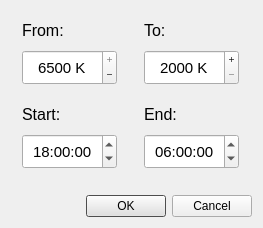
Before: the Qt Designer form src/tempscheduler.ui in ArtrixTech/DynaGammy, drawn with Qt 5.
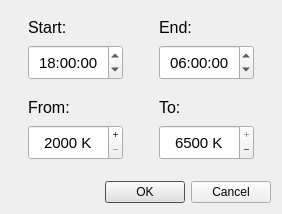
After: the same form once the commit is applied. Icons and pictures are not drawn.

Commit message: Adjust inputs position

```diff
--- a/src/tempscheduler.ui
+++ b/src/tempscheduler.ui
@@ -6,8 +6,8 @@
    <rect>
     <x>0</x>
     <y>0</y>
-    <width>263</width>
-    <height>228</height>
+    <width>282</width>
+    <height>214</height>
    </rect>
   </property>
   <property name="sizePolicy">
@@ -27,7 +27,7 @@
    <string notr="true"/>
   </property>
   <layout class="QGridLayout" name="gridLayout">
-   <item row="3" column="0" colspan="2">
+   <item row="4" column="0" colspan="3">
     <widget class="QDialogButtonBox" name="buttonBox">
      <property name="font">
       <font>
@@ -50,99 +50,34 @@
      </property>
     </widget>
    </item>
-   <item row="0" column="0" rowspan="2" colspan="2">
+   <item row="3" column="1">
     <layout class="QHBoxLayout" name="horizontalLayout">
      <property name="leftMargin">
-      <number>10</number>
+      <number>5</number>
      </property>
      <property name="topMargin">
-      <number>5</number>
-     </property>
-     <property name="rightMargin">
-      <number>10</number>
-     </property>
-     <property name="bottomMargin">
-      <number>5</number>
-     </property>
-     <item>
-      <layout class="QVBoxLayout" name="verticalLayout_2">
-       <property name="leftMargin">
         <number>0</number>
        </property>
-       <item>
-        <widget class="QLabel" name="label_3">
-         <property name="font">
-          <font>
-           <pointsize>12</pointsize>
-          </font>
-         </property>
-         <property name="text">
-          <string>From:</string>
-         </property>
-        </widget>
-       </item>
+     <property name="rightMargin">
+      <number>5</number>
+     </property>
+     <property name="bottomMargin">
+      <number>10</number>
+     </property>
        <item>
-        <widget class="QSpinBox" name="tempStartBox">
-         <property name="sizePolicy">
-          <sizepolicy hsizetype="Fixed" vsizetype="Fixed">
-           <horstretch>0</horstretch>
-           <verstretch>0</verstretch>
-          </sizepolicy>
-         </property>
-         <property name="minimumSize">
-          <size>
-           <width>95</width>
-           <height>35</height>
-          </size>
-         </property>
-         <property name="font">
-          <font>
-           <pointsize>11</pointsize>
-          </font>
-         </property>
-         <property name="styleSheet">
-          <string notr="true">selection-background-color:rgb(10, 120, 240);
-selection-color:white;</string>
-         </property>
-         <property name="alignment">
-          <set>Qt::AlignCenter</set>
-         </property>
-         <property name="buttonSymbols">
-          <enum>QAbstractSpinBox::PlusMinus</enum>
-         </property>
-         <property name="suffix">
-          <string> K</string>
-         </property>
-         <property name="minimum">
-          <number>2000</number>
-         </property>
-         <property name="maximum">
-          <number>6500</number>
-         </property>
-         <property name="singleStep">
-          <number>100</number>
-         </property>
-         <property name="value">
-          <number>6500</number>
-         </property>
-        </widget>
-       </item>
-       <item>
-        <spacer name="verticalSpacer_2">
-         <property name="orientation">
-          <enum>Qt::Vertical</enum>
-         </property>
-         <property name="sizeType">
-          <enum>QSizePolicy::Fixed</enum>
-         </property>
-         <property name="sizeHint" stdset="0">
-          <size>
-           <width>20</width>
-           <height>10</height>
-          </size>
-         </property>
-        </spacer>
-       </item>
+      <layout class="QVBoxLayout" name="verticalLayout_2">
+       <property name="leftMargin">
+        <number>5</number>
+       </property>
+       <property name="topMargin">
+        <number>5</number>
+       </property>
+       <property name="rightMargin">
+        <number>5</number>
+       </property>
+       <property name="bottomMargin">
+        <number>5</number>
+       </property>
        <item>
         <widget class="QLabel" name="label">
          <property name="font">
@@ -194,35 +129,31 @@
          </property>
         </widget>
        </item>
-      </layout>
-     </item>
      <item>
-      <spacer name="horizontalSpacer">
+        <spacer name="verticalSpacer_2">
        <property name="orientation">
-        <enum>Qt::Horizontal</enum>
+          <enum>Qt::Vertical</enum>
        </property>
        <property name="sizeType">
-        <enum>QSizePolicy::Minimum</enum>
+          <enum>QSizePolicy::Fixed</enum>
        </property>
        <property name="sizeHint" stdset="0">
         <size>
          <width>20</width>
-         <height>20</height>
+           <height>10</height>
         </size>
        </property>
       </spacer>
      </item>
      <item>
-      <layout class="QVBoxLayout" name="verticalLayout">
-       <item>
-        <widget class="QLabel" name="label_4">
+        <widget class="QLabel" name="label_3">
          <property name="font">
           <font>
            <pointsize>12</pointsize>
           </font>
          </property>
          <property name="text">
-          <string>To:</string>
+          <string>From:</string>
          </property>
         </widget>
        </item>
@@ -276,22 +207,41 @@
          </property>
         </widget>
        </item>
+      </layout>
+     </item>
        <item>
-        <spacer name="verticalSpacer_3">
+      <spacer name="horizontalSpacer">
          <property name="orientation">
-          <enum>Qt::Vertical</enum>
+        <enum>Qt::Horizontal</enum>
          </property>
          <property name="sizeType">
-          <enum>QSizePolicy::Fixed</enum>
+        <enum>QSizePolicy::Minimum</enum>
          </property>
          <property name="sizeHint" stdset="0">
           <size>
            <width>20</width>
-           <height>10</height>
+         <height>20</height>
           </size>
          </property>
         </spacer>
        </item>
+     <item>
+      <layout class="QVBoxLayout" name="verticalLayout">
+       <property name="spacing">
+        <number>6</number>
+       </property>
+       <property name="leftMargin">
+        <number>5</number>
+       </property>
+       <property name="topMargin">
+        <number>5</number>
+       </property>
+       <property name="rightMargin">
+        <number>5</number>
+       </property>
+       <property name="bottomMargin">
+        <number>5</number>
+       </property>
        <item>
         <widget class="QLabel" name="label_2">
          <property name="font">
@@ -348,25 +298,83 @@
          </property>
         </widget>
        </item>
-      </layout>
-     </item>
-    </layout>
-   </item>
-   <item row="2" column="0">
-    <spacer name="verticalSpacer">
+       <item>
+        <spacer name="verticalSpacer_3">
      <property name="orientation">
       <enum>Qt::Vertical</enum>
      </property>
      <property name="sizeType">
-      <enum>QSizePolicy::Minimum</enum>
+          <enum>QSizePolicy::Fixed</enum>
      </property>
      <property name="sizeHint" stdset="0">
       <size>
-       <width>0</width>
-       <height>15</height>
+           <width>20</width>
+           <height>10</height>
       </size>
      </property>
     </spacer>
+       </item>
+       <item>
+        <widget class="QLabel" name="label_4">
+         <property name="font">
+          <font>
+           <pointsize>12</pointsize>
+          </font>
+         </property>
+         <property name="text">
+          <string>To:</string>
+         </property>
+        </widget>
+       </item>
+       <item>
+        <widget class="QSpinBox" name="tempStartBox">
+         <property name="sizePolicy">
+          <sizepolicy hsizetype="Fixed" vsizetype="Fixed">
+           <horstretch>0</horstretch>
+           <verstretch>0</verstretch>
+          </sizepolicy>
+         </property>
+         <property name="minimumSize">
+          <size>
+           <width>95</width>
+           <height>35</height>
+          </size>
+         </property>
+         <property name="font">
+          <font>
+           <pointsize>11</pointsize>
+          </font>
+         </property>
+         <property name="styleSheet">
+          <string notr="true">selection-background-color:rgb(10, 120, 240);
+selection-color:white;</string>
+         </property>
+         <property name="alignment">
+          <set>Qt::AlignCenter</set>
+         </property>
+         <property name="buttonSymbols">
+          <enum>QAbstractSpinBox::PlusMinus</enum>
+         </property>
+         <property name="suffix">
+          <string> K</string>
+         </property>
+         <property name="minimum">
+          <number>2000</number>
+         </property>
+         <property name="maximum">
+          <number>6500</number>
+         </property>
+         <property name="singleStep">
+          <number>100</number>
+         </property>
+         <property name="value">
+          <number>6500</number>
+         </property>
+        </widget>
+       </item>
+      </layout>
+     </item>
+    </layout>
    </item>
   </layout>
  </widget>
```
Lines whose indentation alone changed are shown as unchanged.
